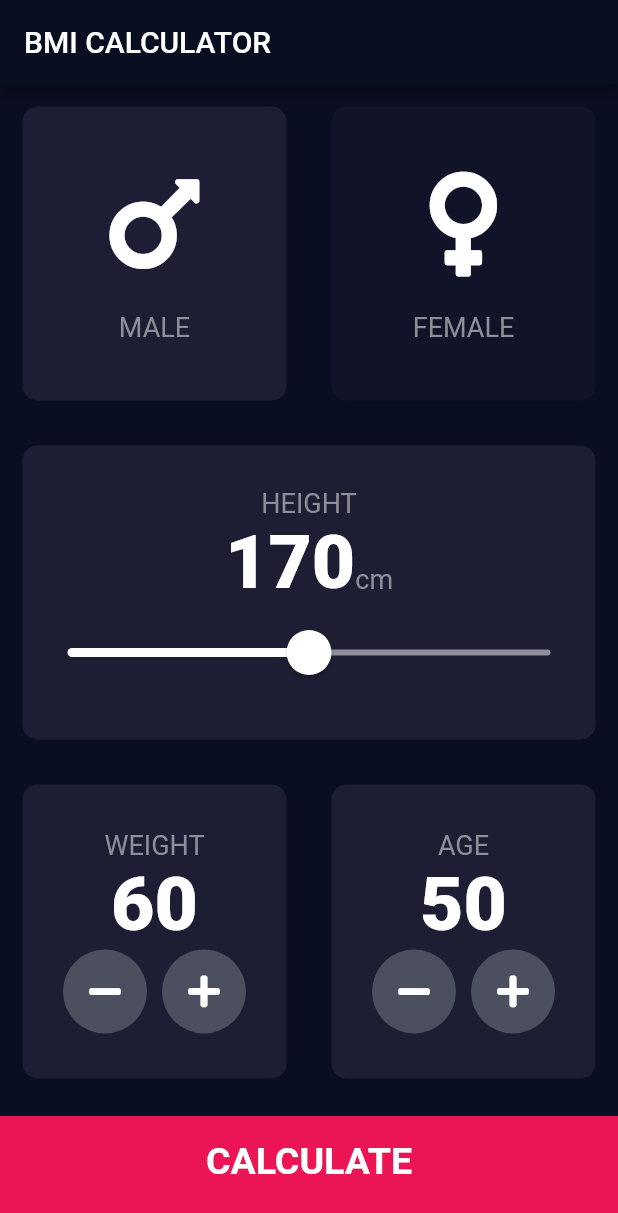
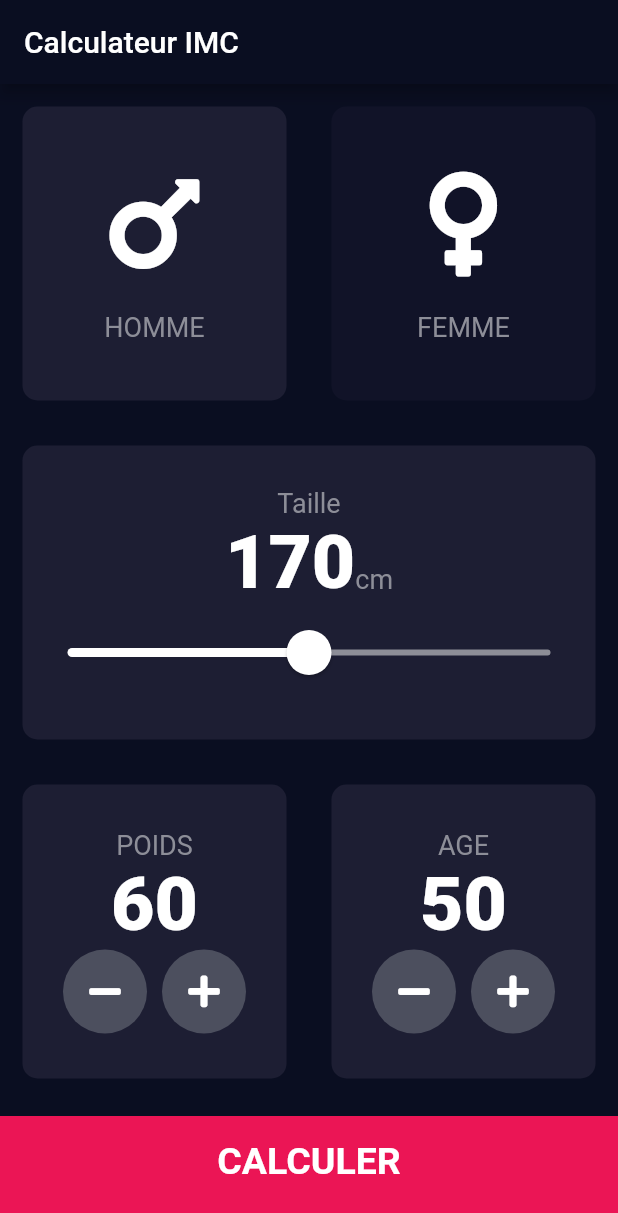
Before and after one commit to arodde/bmi_calculator_flutter, a Flutter app: the screen it shows after launch, on a phone screen of 412 x 824 dp. Shown: the top 1213 px of the screen. Run offline on Flutter 3.47's test engine with Material 2 defaults, Android fonts, the phone set to English and light mode, and no system bars; our stand-ins replace font_awesome_flutter.

Commit message:
traduction en français

```diff
--- a/lib/calculator_brain.dart
+++ b/lib/calculator_brain.dart
@@ -12,20 +12,23 @@ class CalculatorBrain {
 
   String getResult() {
     if (_bmi >= 25) {
-      return 'Overweight';
+      return 'Surpoids'; //'Overweight';
     } else if (_bmi > 18.5) {
       return 'Normal';
     } else {
-      return 'Underweight';
+      return 'Poids insuffisant'; //'Underweight';
     }
   }
 
   String getInterpretation() {
     if (_bmi >= 25) {
-      return 'You have a higher than normal body weight. Try to exercise more.';
+      return 'Vous avez un poids corporel supérieur à la normale. Essayez de faire plus d\'exercice.';
+      //return 'You have a higher than normal body weight. Try to exercise more.';
     } else if (_bmi > 18.5) {
+      return 'Vous avez un poids corporel normal. Bon boulot !';
       return 'You have a normal body weight. Gook job!';
     } else {
+      return 'Vous avez un poids corporel inférieur à la normale. Vous pouvez manger un peu plus.';
       return 'You have a lower than normal body weight. You can eat a bit more.';
     }
   }
--- a/lib/screens/input_page.dart
+++ b/lib/screens/input_page.dart
@@ -29,7 +29,8 @@ class _InputPageState extends State<InputPage> {
   Widget build(BuildContext context) {
     return Scaffold(
       appBar: AppBar(
-        title: Text('BMI CALCULATOR'),
+        title: Text('Calculateur IMC'),
+        // title: Text('BMI CALCULATOR'),
       ),
       body: Column(
         crossAxisAlignment: CrossAxisAlignment.stretch,
@@ -49,7 +50,8 @@ class _InputPageState extends State<InputPage> {
                         : kInactiveCardColor,
                     cardChild: IconContent(
                       icon: FontAwesomeIcons.mars,
-                      label: 'MALE',
+                      label: 'HOMME',
+                      // label: 'MALE',
                     ),
                   ),
                 ),
@@ -65,7 +67,8 @@ class _InputPageState extends State<InputPage> {
                         : kInactiveCardColor,
                     cardChild: IconContent(
                       icon: FontAwesomeIcons.venus,
-                      label: 'FEMALE',
+                      label: 'FEMME',
+                      // label: 'FEMALE',
                     ),
                   ),
                 ),
@@ -82,7 +85,8 @@ class _InputPageState extends State<InputPage> {
                 mainAxisAlignment: MainAxisAlignment.center,
                 children: [
                   Text(
-                    'HEIGHT',
+                    'Taille',
+                    // 'HEIGHT',
                     style: kLabelTextStyle,
                   ),
                   Row(
@@ -139,7 +143,8 @@ class _InputPageState extends State<InputPage> {
                       mainAxisAlignment: MainAxisAlignment.center,
                       children: [
                         Text(
-                          'WEIGHT',
+                          'POIDS',
+                          // 'WEIGHT',
                           style: kLabelTextStyle,
                         ),
                         Text(weight.toString(), style: kNumberTextStyle),
@@ -214,7 +219,8 @@ class _InputPageState extends State<InputPage> {
             ),
           ),
           BottomButton(
-            buttonTitle: 'CALCULATE',
+            buttonTitle: 'CALCULER',
+            // buttonTitle: 'CALCULATE',
             onTap: () {
               CalculatorBrain calc =
                   CalculatorBrain(height: height, weight: weight);
--- a/lib/screens/results_page.dart
+++ b/lib/screens/results_page.dart
@@ -17,7 +17,8 @@ class ResultsPage extends StatelessWidget {
   Widget build(BuildContext context) {
     return Scaffold(
       appBar: AppBar(
-        title: Text('BMI CALCULATOR'),
+        title: Text('Calcul d\'IMC'),
+        // title: Text('BMI CALCULATOR'),
       ),
       body: Column(
         mainAxisAlignment: MainAxisAlignment.spaceEvenly,
@@ -28,7 +29,8 @@ class ResultsPage extends StatelessWidget {
               margin: EdgeInsets.all(15.0),
               alignment: Alignment.bottomLeft,
               child: Text(
-                'YourResult',
+                'Votre résultat',
+                // 'YourResult',
                 style: kTitleTextStyle,
               ),
             ),
@@ -61,9 +63,11 @@ class ResultsPage extends StatelessWidget {
           BottomButton(
               onTap: () {
                 Navigator.pop(context);
-                print('re-calculate');
+                print('Recalculer');
+                // print('Re-calculate');
               },
-              buttonTitle: "RE-CALCULATE")
+              buttonTitle: "RECALCULER")
+          // buttonTitle: "RE-CALCULATE")
         ],
       ),
     );
```
